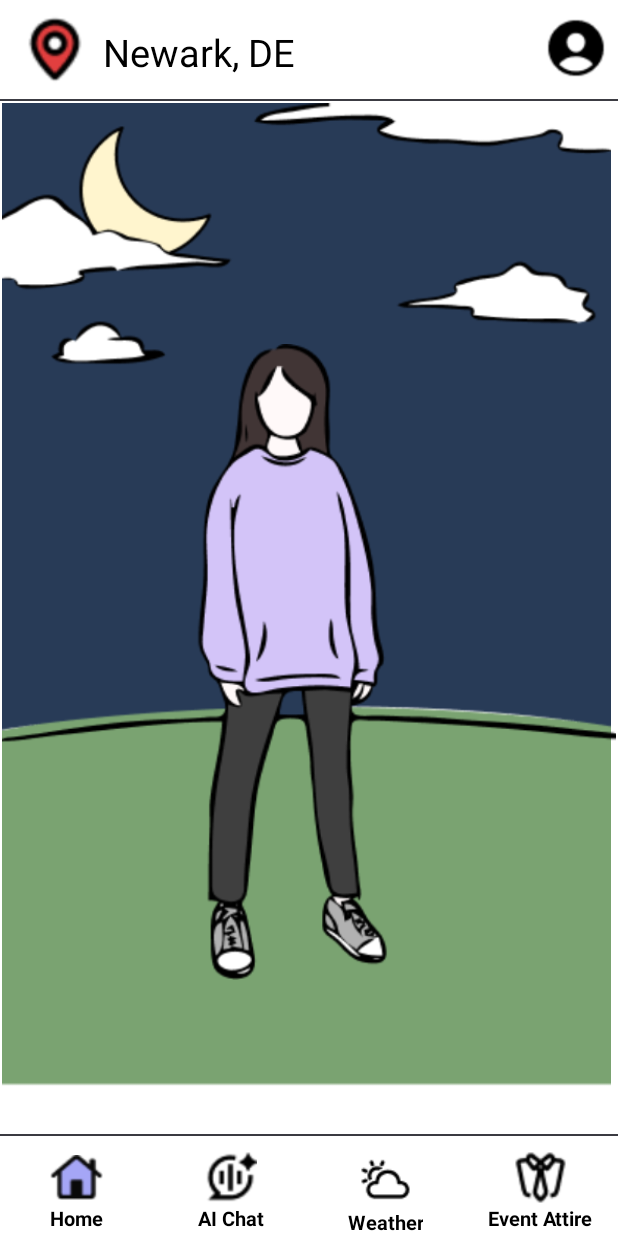
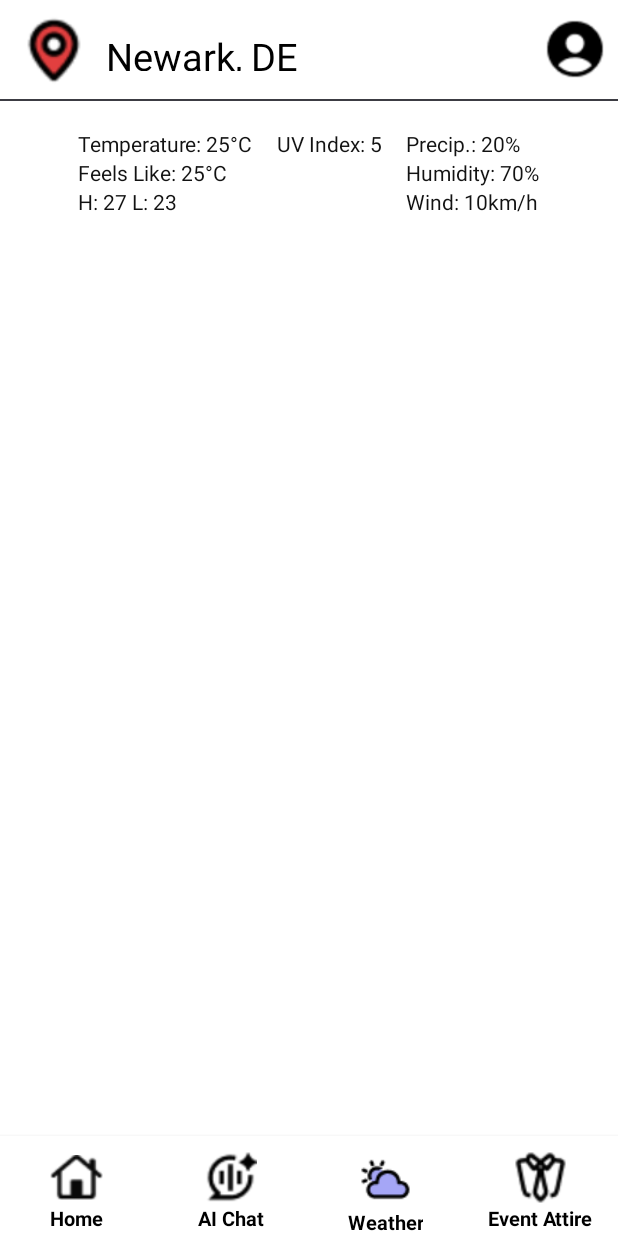
Before and after one commit to Ariiees/Dress-Prepare, an Android app: the screen it shows after launch (Home before the commit, Weather after it), after a tap on "Weather", on a phone screen of 412 x 824 dp. Run offline under Robolectric (Android 15) with nearby library versions, the phone set to English and light mode, and no system bars.

Commit message:
Basic weather data using Open-Meteo.

```diff
--- a/app/src/main/AndroidManifest.xml
+++ b/app/src/main/AndroidManifest.xml
@@ -1,7 +1,7 @@
 <?xml version="1.0" encoding="utf-8"?>
 <manifest xmlns:android="http://schemas.android.com/apk/res/android"
     xmlns:tools="http://schemas.android.com/tools">
-
+    <uses-permission android:name="android.permission.INTERNET" />
     <application
         android:allowBackup="true"
         android:dataExtractionRules="@xml/data_extraction_rules"
--- a/app/src/main/java/com/example/dresscode/Weather.kt
+++ b/app/src/main/java/com/example/dresscode/Weather.kt
@@ -1,24 +1,137 @@
-package com.example.dresscode;
+package com.example.dresscode
 
-import android.os.Bundle;
-import android.widget.ImageView;
+import android.annotation.SuppressLint
+import android.app.AlertDialog
+import android.os.Bundle
+import android.widget.TextView
+import android.widget.ImageView
+import android.widget.EditText
+import android.widget.Toast
+import androidx.appcompat.app.AppCompatActivity
+import okhttp3.*
+import org.json.JSONObject
+import java.io.IOException
 
-import androidx.appcompat.app.AppCompatActivity;
+class Weather : AppCompatActivity() {
 
-public class Weather extends AppCompatActivity {
-    // TODO implement weather function here
-    @Override
-    protected void onCreate(Bundle savedInstanceState) {
-        super.onCreate(savedInstanceState);
-        setContentView(R.layout.weather);
+    private lateinit var titleTextView: TextView
+    private lateinit var temperatureTextView: TextView
+    private lateinit var tempFeelsTextView: TextView
+    private lateinit var tempHLTextView: TextView
+    private lateinit var uvIndexTextView: TextView
+    private lateinit var precipitationTextView: TextView
+    private lateinit var humidityTextView: TextView
+    private lateinit var windspeedTextView: TextView
+
+    override fun onCreate(savedInstanceState: Bundle?) {
+        super.onCreate(savedInstanceState)
+        setContentView(R.layout.weather)
 
         // Initialize Bottom Navigation Buttons
-        // Initialize Bottom Navigation Buttons
-        ImageView homeButton = findViewById(R.id.homeIcon);
-        ImageView chatButton = findViewById(R.id.aiChatIcon);
-        ImageView weatherButton = findViewById(R.id.weatherIcon);
-        ImageView eventButton = findViewById(R.id.eventAttireIcon);
-        ImageView settingButton = findViewById(R.id.profileIcon);
-        Util.bottomBarJump(this, homeButton, chatButton, weatherButton, eventButton, settingButton, 3);
+        val homeButton = findViewById<ImageView>(R.id.homeIcon)
+        val chatButton = findViewById<ImageView>(R.id.aiChatIcon)
+        val weatherButton = findViewById<ImageView>(R.id.weatherIcon)
+        val eventButton = findViewById<ImageView>(R.id.eventAttireIcon)
+        val settingButton = findViewById<ImageView>(R.id.profileIcon)
+        Util.bottomBarJump(
+            this,
+            homeButton,
+            chatButton,
+            weatherButton,
+            eventButton,
+            settingButton,
+            3
+        )
+
+        // Info card elements
+        titleTextView = findViewById(R.id.titleText)
+        temperatureTextView = findViewById(R.id.temperature)
+        tempFeelsTextView = findViewById(R.id.temp_feels)
+        tempHLTextView = findViewById(R.id.temp_highlow)
+        uvIndexTextView = findViewById(R.id.uvIndex)
+        precipitationTextView = findViewById(R.id.precip_text)
+        humidityTextView = findViewById(R.id.humid_text)
+        windspeedTextView = findViewById(R.id.wind_text)
+
+        // Set initial weather data
+        fetchWeatherData("Newark", 39.6837, -75.7497)
+
+        // Set listener to update location
+        titleTextView.setOnClickListener {
+            showLocationInputDialog()
+        }
+    }
+
+    @Suppress("SameParameterValue")
+    private fun fetchWeatherData(location: String, latitude: Double, longitude: Double) {
+        // Note: latitude & longitude never changes, might add real geocoding who knows.
+        // Technically dynamic latitude and longitude. Defaults to Newark, DE, USA.
+        val url = "https://api.open-meteo.com/v1/forecast?latitude=$latitude&longitude=$longitude&hourly=temperature_2m,relative_humidity_2m,apparent_temperature,precipitation_probability,weather_code,wind_speed_10m,wind_direction_10m&daily=weather_code,temperature_2m_max,temperature_2m_min,uv_index_max,precipitation_probability_max,wind_speed_10m_max&timezone=America%2FNew_York&models=gfs_seamless"
+
+        val client = OkHttpClient()
+        val request = Request.Builder().url(url).build()
+
+        client.newCall(request).enqueue(object : Callback {
+            override fun onFailure(call: Call, e: IOException) {
+                runOnUiThread {
+                    Toast.makeText(this@Weather, "Failed to fetch weather data", Toast.LENGTH_SHORT).show()
+                }
+            }
+
+            @SuppressLint("SetTextI18n")
+            override fun onResponse(call: Call, response: Response) {
+                response.body?.let { responseBody ->
+                    val json = JSONObject(responseBody.string())
+                    val currentWeather = json.getJSONObject("hourly") // Access hourly weather data
+                    val dailyWeather = json.getJSONObject("daily") // Access daily weather data
+
+                    // Extract hourly values (e.h., temperature, apparent temperature)
+                    val temperature = currentWeather.getJSONArray("temperature_2m").getDouble(0)
+                    val relHumidity = currentWeather.getJSONArray("relative_humidity_2m").getDouble(0)
+                    val apparentTemperature = currentWeather.getJSONArray("apparent_temperature").getDouble(0)
+                    val windSpeed = currentWeather.getJSONArray("wind_speed_10m").getDouble(0)
+
+                    // Extract daily values (e.g., max/min temperature, UV index)
+                    val maxTemp = dailyWeather.getJSONArray("temperature_2m_max").getDouble(0)
+                    val minTemp = dailyWeather.getJSONArray("temperature_2m_min").getDouble(0)
+                    val uvIndexMax = dailyWeather.getJSONArray("uv_index_max").getDouble(0)
+                    val precipitationMax = dailyWeather.getJSONArray("precipitation_probability_max").getInt(0)
+                    //val windSpeedMax = dailyWeather.getJSONArray("wind_speed_10m_max").getDouble(0)
+
+                    runOnUiThread {
+                        titleTextView.text = location
+                        temperatureTextView.text = "Temperature: $temperature°C"
+                        tempFeelsTextView.text = "Feels Like: $apparentTemperature°C"
+                        tempHLTextView.text = "H: $maxTemp°C L: $minTemp°C"
+                        uvIndexTextView.text = "UV Index: $uvIndexMax"
+                        precipitationTextView.text = "Precip.: $precipitationMax%"
+                        humidityTextView.text = "Humidity: $relHumidity%"
+                        windspeedTextView.text = "Wind: $windSpeed km/h"
+                    }
+                }
+            }
+        })
+    }
+
+    private fun showLocationInputDialog() {
+        val editText = EditText(this)
+        editText.hint = "Enter location"
+
+        AlertDialog.Builder(this)
+            .setTitle("Change Location")
+            .setView(editText)
+            .setPositiveButton("OK") { _, _ ->
+                val newLocation = editText.text.toString()
+                if (newLocation.isNotBlank()) {
+                    // Replace with real geocoding to get latitude and longitude
+                    val latitude = 39.6837 // Placeholder
+                    val longitude = -75.7497 // Placeholder
+                    fetchWeatherData(newLocation, latitude, longitude)
+                } else {
+                    Toast.makeText(this, "Location cannot be empty", Toast.LENGTH_SHORT).show()
+                }
+            }
+            .setNegativeButton("Cancel", null)
+            .show()
     }
 }
--- a/app/src/main/res/layout/weather.xml
+++ b/app/src/main/res/layout/weather.xml
@@ -1,23 +1,23 @@
-<androidx.constraintlayout.widget.ConstraintLayout xmlns:android="http://schemas.android.com/apk/res/android"
+<?xml version="1.0" encoding="utf-8"?>
+<androidx.constraintlayout.widget.ConstraintLayout
+    xmlns:android="http://schemas.android.com/apk/res/android"
     xmlns:app="http://schemas.android.com/apk/res-auto"
     xmlns:tools="http://schemas.android.com/tools"
     android:id="@+id/main"
     android:layout_width="match_parent"
     android:layout_height="match_parent"
+    android:background="@color/white"
     tools:context=".MainActivity">
-
-    <!-- Example Content -->
 
     <!-- Top App Bar -->
     <androidx.constraintlayout.widget.ConstraintLayout
+        android:id="@+id/constraintLayout"
         android:layout_width="match_parent"
         android:layout_height="wrap_content"
         android:gravity="center_vertical"
         android:orientation="horizontal"
-        android:padding="1dp"
-        app:layout_constraintEnd_toEndOf="parent"
-        app:layout_constraintStart_toStartOf="parent"
-        app:layout_constraintTop_toTopOf="parent">
+        android:padding="2dp"
+        tools:ignore="MissingConstraints">
 
         <!-- Location -->
         <ImageView
@@ -30,7 +30,8 @@
             android:contentDescription="location"
             android:src="@drawable/home_location_icon"
             app:layout_constraintEnd_toEndOf="parent"
-            app:layout_constraintTop_toTopOf="parent" />
+            app:layout_constraintTop_toTopOf="parent"
+            tools:ignore="HardcodedText" />
 
         <TextView
             android:id="@+id/titleText"
@@ -39,13 +40,15 @@
             android:layout_marginTop="16dp"
             android:layout_weight="1"
             android:gravity="start"
+            android:padding="2dp"
             android:text="Newark, DE"
             android:textColor="@color/black"
             android:textSize="25sp"
             android:textStyle="normal"
             app:layout_constraintEnd_toEndOf="parent"
             app:layout_constraintStart_toStartOf="parent"
-            app:layout_constraintTop_toTopOf="parent" />
+            app:layout_constraintTop_toTopOf="parent"
+            tools:ignore="HardcodedText,TextSizeCheck" />
 
         <!-- Profile Icon -->
         <ImageView
@@ -58,15 +61,129 @@
             android:contentDescription="Profile"
             android:src="@drawable/setting"
             app:layout_constraintEnd_toEndOf="parent"
-            app:layout_constraintTop_toTopOf="parent" />
+            app:layout_constraintTop_toTopOf="parent"
+            tools:ignore="HardcodedText" />
     </androidx.constraintlayout.widget.ConstraintLayout>
 
+    <!-- divider -->
+    <View
+        android:layout_width="match_parent"
+        android:layout_height="1dp"
+        android:background="@color/light_gray"
+        app:layout_constraintBottom_toBottomOf="@+id/constraintLayout" />
+
+    <!-- Content -->
+    <!-- Top Info Card -->
+    <LinearLayout
+        android:id="@+id/infoCard"
+        android:layout_width="match_parent"
+        android:layout_height="wrap_content"
+        android:layout_marginTop="68dp"
+        android:orientation="horizontal"
+        android:padding="10dp"
+        android:gravity="center"
+        app:layout_constraintEnd_toEndOf="parent"
+        app:layout_constraintHorizontal_bias="0.0"
+        app:layout_constraintStart_toStartOf="parent"
+        app:layout_constraintTop_toTopOf="parent">
+
+        <LinearLayout
+            android:id="@+id/infoCard2"
+            android:layout_width="wrap_content"
+            android:layout_height="match_parent"
+            android:padding="8dp"
+            android:orientation="vertical"
+            android:layout_gravity="center">
+
+            <TextView
+                android:id="@+id/temperature"
+                android:layout_width="wrap_content"
+                android:layout_height="wrap_content"
+                android:text="Temperature: 25°C"
+                android:textSize="14sp"
+                android:textColor="#121212"
+                tools:ignore="HardcodedText" />
+
+            <TextView
+                android:id="@+id/temp_feels"
+                android:layout_width="wrap_content"
+                android:layout_height="wrap_content"
+                android:text="Feels Like: 25°C"
+                android:textSize="14sp"
+                android:textColor="#121212"
+                tools:ignore="HardcodedText" />
+
+            <TextView
+                android:id="@+id/temp_highlow"
+                android:layout_width="wrap_content"
+                android:layout_height="wrap_content"
+                android:text="H: 27 L: 23"
+                android:textSize="14sp"
+                android:textColor="#121212"
+                tools:ignore="HardcodedText" />
+
+        </LinearLayout>
+
+        <FrameLayout
+            android:id="@+id/infoCard3"
+            android:layout_width="wrap_content"
+            android:layout_height="match_parent"
+            android:layout_gravity="center"
+            android:padding="8dp">
+
+            <TextView
+                android:id="@+id/uvIndex"
+                android:layout_width="wrap_content"
+                android:layout_height="wrap_content"
+                android:text="UV Index: 5"
+                android:textSize="14sp"
+                android:textColor="#121212"
+                tools:ignore="HardcodedText" />
+        </FrameLayout>
+
+        <LinearLayout
+            android:id="@+id/infoCard4"
+            android:layout_width="wrap_content"
+            android:layout_height="match_parent"
+            android:orientation="vertical"
+            android:layout_gravity="center_horizontal"
+            android:padding="8dp">
+
+            <TextView
+                android:id="@+id/precip_text"
+                android:layout_width="match_parent"
+                android:layout_height="wrap_content"
+                android:text="Precip.: 20%"
+                android:textColor="#121212"
+                tools:ignore="HardcodedText" />
+
+            <TextView
+                android:id="@+id/humid_text"
+                android:layout_width="match_parent"
+                android:layout_height="wrap_content"
+                android:text="Humidity: 70%"
+                android:textColor="#121212"
+                tools:ignore="HardcodedText" />
+
+            <TextView
+                android:id="@+id/wind_text"
+                android:layout_width="match_parent"
+                android:layout_height="wrap_content"
+                android:text="Wind: 10km/h"
+                android:textColor="#121212"
+                tools:ignore="HardcodedText" />
+        </LinearLayout>
+
+    </LinearLayout>
+
     <!-- Bottom Navigation Bar -->
+
     <LinearLayout
         android:id="@+id/bottomBar"
         android:layout_width="0dp"
         android:layout_height="wrap_content"
         android:background="@color/white"
+        android:baselineAligned="false"
         android:elevation="4dp"
         android:orientation="horizontal"
         android:paddingTop="10dp"
@@ -80,14 +197,16 @@
             android:layout_height="wrap_content"
             android:layout_weight="1"
             android:gravity="center"
-            android:orientation="vertical">
+            android:orientation="vertical"
+            tools:ignore="UseCompoundDrawables">
 
             <ImageView
                 android:id="@+id/homeIcon"
                 android:layout_width="35dp"
                 android:layout_height="35dp"
                 android:contentDescription="Home"
-                android:src="@drawable/home_icon" />
+                android:src="@drawable/home_icon"
+                tools:ignore="HardcodedText" />
 
             <TextView
                 android:layout_width="wrap_content"
@@ -96,7 +215,8 @@
                 android:text="Home"
                 android:textColor="@color/black"
                 android:textSize="13sp"
-                android:textStyle="bold" />
+                android:textStyle="bold"
+                tools:ignore="HardcodedText" />
         </LinearLayout>
 
         <!-- AI Chat Button -->
@@ -105,14 +225,16 @@
             android:layout_height="wrap_content"
             android:layout_weight="1"
             android:gravity="center"
-            android:orientation="vertical">
+            android:orientation="vertical"
+            tools:ignore="UseCompoundDrawables">
 
             <ImageView
                 android:id="@+id/aiChatIcon"
                 android:layout_width="35dp"
                 android:layout_height="35dp"
                 android:contentDescription="AI Chat"
-                android:src="@drawable/chat_icon" />
+                android:src="@drawable/chat_icon"
+                tools:ignore="HardcodedText" />
 
             <TextView
                 android:layout_width="wrap_content"
@@ -121,7 +243,8 @@
                 android:text="AI Chat"
                 android:textColor="@color/black"
                 android:textSize="13sp"
-                android:textStyle="bold" />
+                android:textStyle="bold"
+                tools:ignore="HardcodedText" />
         </LinearLayout>
 
         <!-- Weather Button -->
@@ -130,14 +253,16 @@
             android:layout_height="wrap_content"
             android:layout_weight="1"
             android:gravity="center"
-            android:orientation="vertical">
+            android:orientation="vertical"
+            tools:ignore="UseCompoundDrawables">
 
             <ImageView
                 android:id="@+id/weatherIcon"
                 android:layout_width="38dp"
                 android:layout_height="38dp"
                 android:contentDescription="Weather"
-                android:src="@drawable/weather_icon_activate" />
+                android:src="@drawable/weather_icon_activate"
+                tools:ignore="HardcodedText" />
 
             <TextView
                 android:layout_width="wrap_content"
@@ -146,7 +271,8 @@
                 android:text="Weather"
                 android:textColor="@color/black"
                 android:textSize="13sp"
-                android:textStyle="bold" />
+                android:textStyle="bold"
+                tools:ignore="HardcodedText" />
         </LinearLayout>
 
         <!-- Event Attire Button -->
@@ -155,14 +281,16 @@
             android:layout_height="wrap_content"
             android:layout_weight="1"
             android:gravity="center"
-            android:orientation="vertical">
+            android:orientation="vertical"
+            tools:ignore="UseCompoundDrawables">
 
             <ImageView
                 android:id="@+id/eventAttireIcon"
                 android:layout_width="35dp"
                 android:layout_height="35dp"
                 android:contentDescription="Event Attire"
-                android:src="@drawable/dress_icon" />
+                android:src="@drawable/dress_icon"
+                tools:ignore="HardcodedText" />
 
             <TextView
                 android:layout_width="wrap_content"
@@ -171,63 +299,9 @@
                 android:text="Event Attire"
                 android:textColor="@color/black"
                 android:textSize="13sp"
-                android:textStyle="bold" />
+                android:textStyle="bold"
+                tools:ignore="HardcodedText" />
         </LinearLayout>
     </LinearLayout>
 
-    <LinearLayout
-        android:layout_width="409dp"
-        android:layout_height="599dp"
-        android:layout_weight="1"
-        android:orientation="vertical"
-        app:layout_constraintEnd_toEndOf="parent"
-        app:layout_constraintTop_toTopOf="599dp"
-        tools:layout_editor_absoluteX="1dp"
-        tools:layout_editor_absoluteY="66dp">
-
-        <Space
-            android:layout_width="match_parent"
-            android:layout_height="20dp" />
-
-        <ImageView
-            android:id="@+id/weather_info"
-            android:layout_width="match_parent"
-            android:layout_height="wrap_content"
-            app:srcCompat="@drawable/weather_info_top" />
-
-        <Space
-            android:layout_width="match_parent"
-            android:layout_height="10dp" />
-
-        <ImageView
-            android:id="@+id/weather_graphs"
-            android:layout_width="match_parent"
-            android:layout_height="wrap_content"
-            app:srcCompat="@drawable/weather_info_graph" />
-
-        <Space
-            android:layout_width="match_parent"
-            android:layout_height="40dp" />
-
-        <Button
-            android:id="@+id/btn_detail"
-            android:layout_width="150dp"
-            android:layout_height="wrap_content"
-            android:layout_gravity="center"
-            android:text="See Detailed"
-            android:textColor="#434343"
-            app:backgroundTint="#CACACA"
-            app:cornerRadius="0dp" />
-
-        <Button
-            android:id="@+id/btn_notify"
-            android:layout_width="150dp"
-            android:layout_height="wrap_content"
-            android:layout_gravity="center"
-            android:text="Notify Me"
-            android:textColor="#434343"
-            app:backgroundTint="#CACACA"
-            app:cornerRadius="0dp" />
-    </LinearLayout>
-
 </androidx.constraintlayout.widget.ConstraintLayout>
--- a/app/src/main/res/values/strings.xml
+++ b/app/src/main/res/values/strings.xml
@@ -1,6 +1,7 @@
 <resources>
     <string name="app_name">Dropdown Menu Example</string>
     <string name="more_information">More Information</string>
+    <string name="temp_feelslike">(Feels Like: 27°C)</string>
     <string-array name="dropdown_items">
         <item>White Tie</item>
         <item>Black Tie</item>
--- a/build.gradle.kts
+++ b/build.gradle.kts
@@ -1,4 +1,5 @@
 // Top-level build file where you can add configuration options common to all sub-projects/modules.
 plugins {
     alias(libs.plugins.android.application) apply false
+    alias(libs.plugins.kotlin.android) apply false
 }
```
Also changed, not shown: app/build.gradle.kts (+6 -2 lines), gradle/libs.versions.toml (+7 -4 lines).
